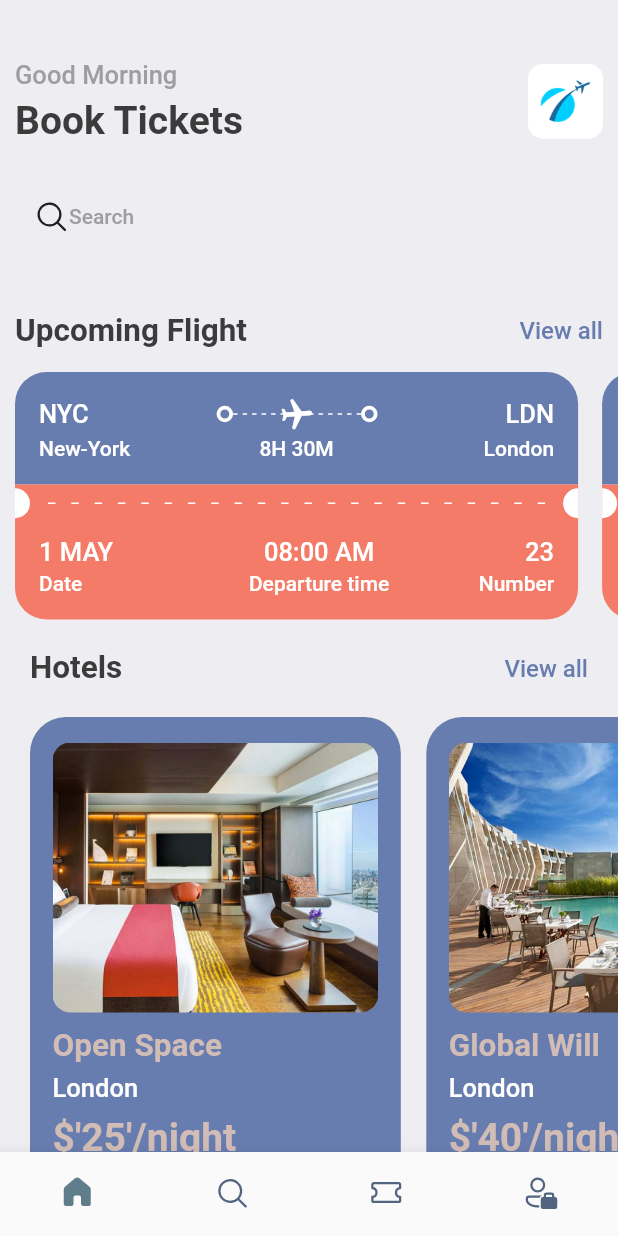
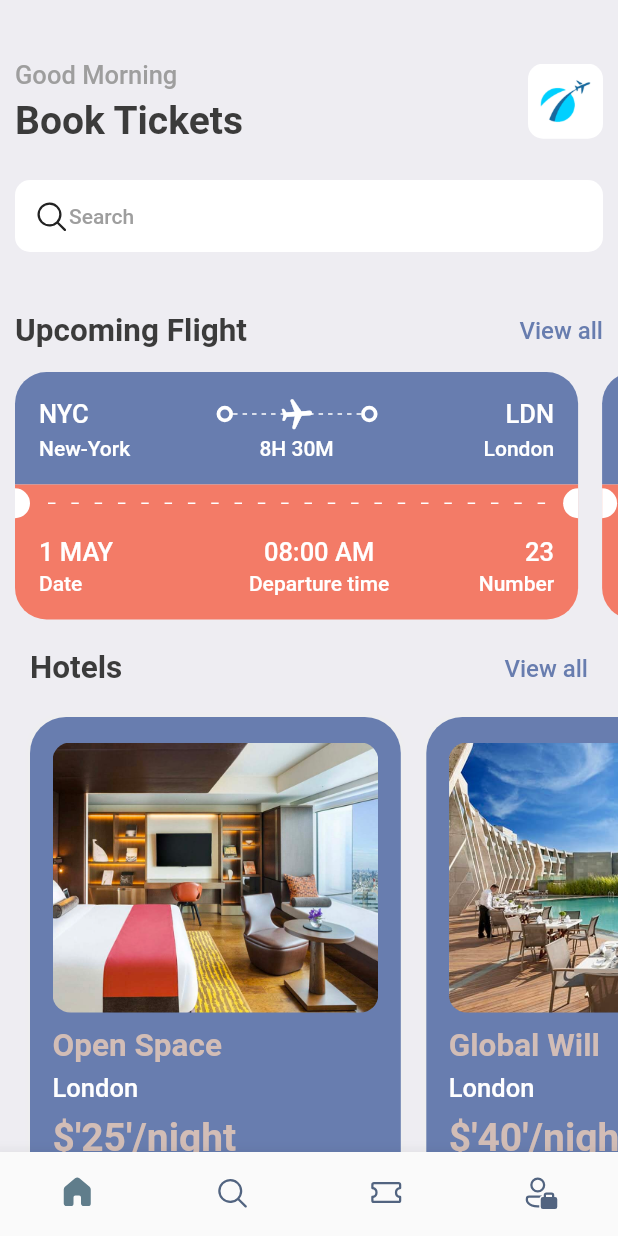
Before and after one commit to its-asaduzzaman/air_ticket_flutter, a Flutter app: the screen it shows after launch, on a phone screen of 412 x 824 dp. Run offline on Flutter 3.47's test engine with Material 2 defaults, Android fonts, the phone set to English and light mode, and no system bars; our stand-ins replace barcode_widget, fluentui_icons, gap, get.

Commit message:
home screen searchtab ui update

```diff
--- a/lib/screens/home_screen.dart
+++ b/lib/screens/home_screen.dart
@@ -60,7 +60,7 @@ class HomeScreen extends StatelessWidget {
                       horizontal: AppLayout.getWidth(12),
                       vertical: AppLayout.getHeight(12)),
                   decoration: BoxDecoration(
-                    color: Styles.bgColor,
+                    color: Colors.white,
                     borderRadius:
                         BorderRadius.circular(AppLayout.getHeight(10)),
                   ),
```
